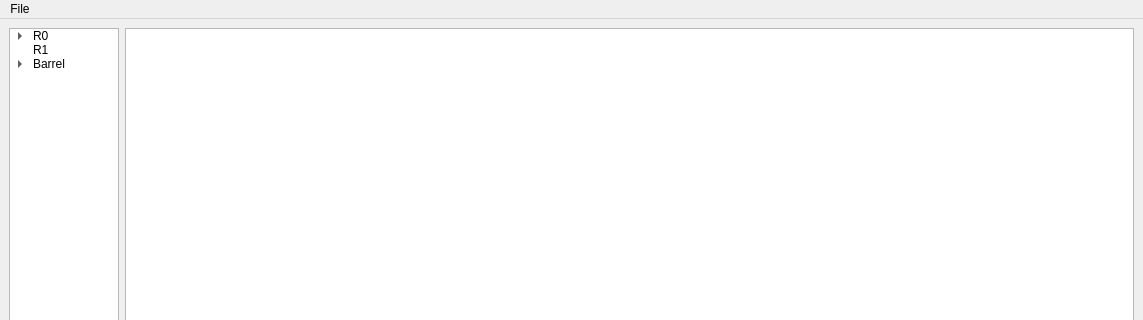
Qt form ITkTrackingGUI/V2/IssueTrackingGUI.ui (adamazoulay/ITkTrackingGUI) before a commit; both pictures show x 0 to 1143 and y 0 to 320 of the 1143 by 792 pixel window.
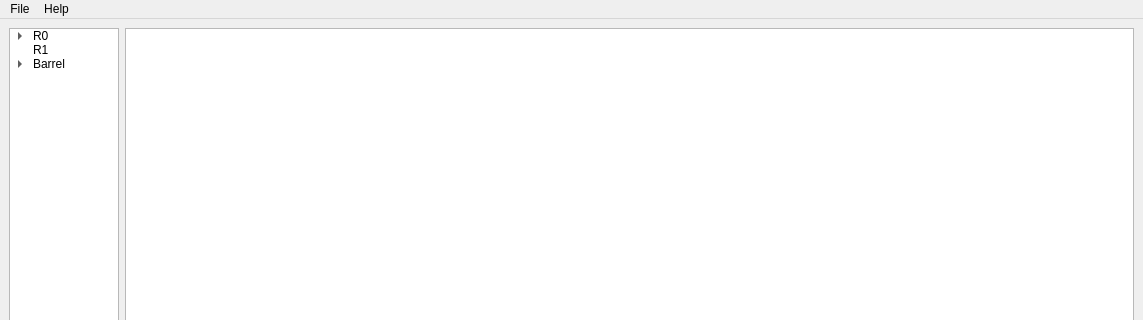
The same form after that commit.

Commit message: Added about window to V2

What changed in the file:
```diff
--- a/ITkTrackingGUI/V2/IssueTrackingGUI.ui
+++ b/ITkTrackingGUI/V2/IssueTrackingGUI.ui
@@ -141,7 +141,16 @@
     <addaction name="separator"/>
     <addaction name="actionExit"/>
    </widget>
+   <widget class="QMenu" name="menuHelp">
+    <property name="title">
+     <string>Help</string>
+    </property>
+    <addaction name="actionHelp_link_to_wiki"/>
+    <addaction name="separator"/>
+    <addaction name="actionAbout"/>
+   </widget>
    <addaction name="menuFile"/>
+   <addaction name="menuHelp"/>
   </widget>
   <widget class="QStatusBar" name="statusbar"/>
   <action name="actionOpen">
```
Left out of the diff: 10 changed lines with no effect on the pictures. The commit also changes 2 other files.
